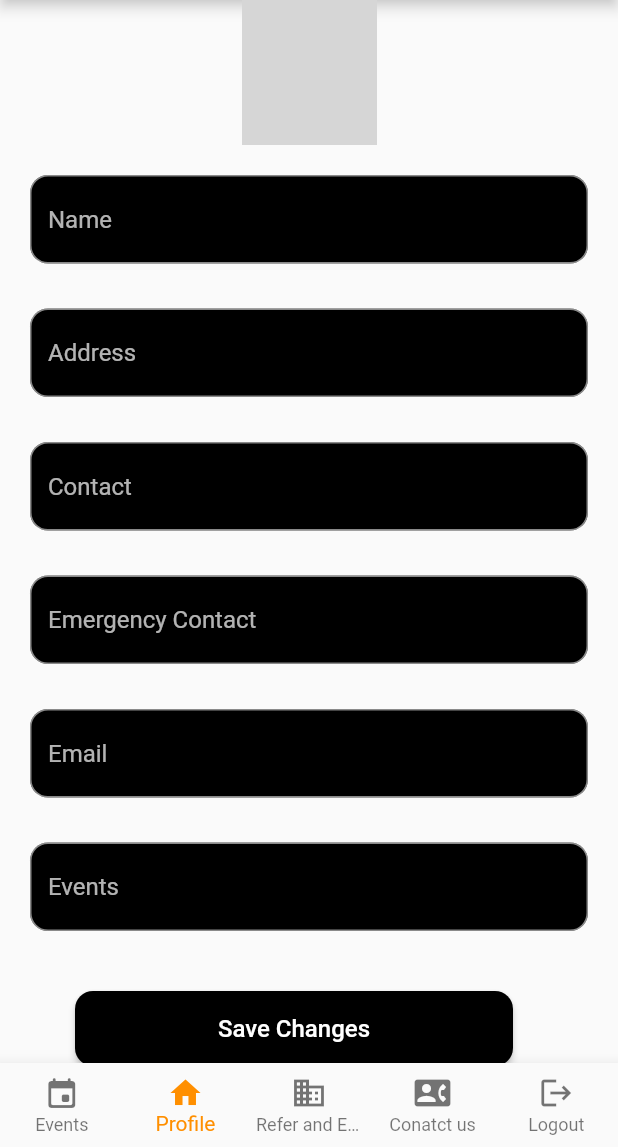
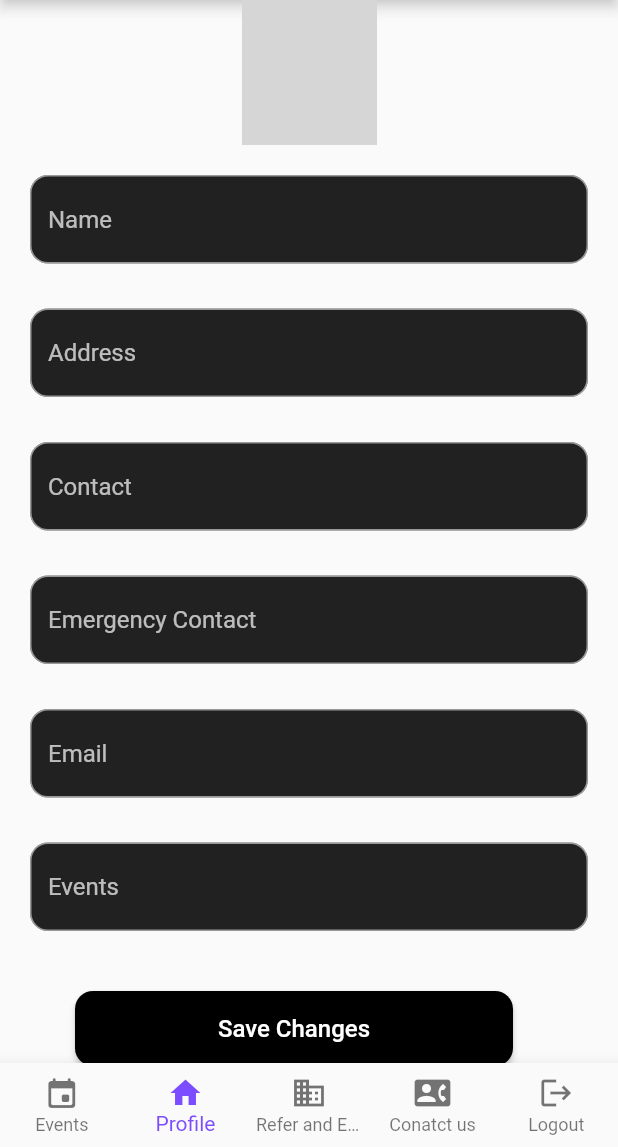
Before and after one commit to ayaan32/EventManagement, a Flutter app: the screen it shows after launch, item 2 of the bottom bar chosen, on a phone screen of 412 x 824 dp, the part 89-1236 px from its top. Run offline on Flutter 3.47's test engine with Material 2 defaults, Android fonts, the phone set to English and light mode, and no system bars; network calls fail; grey boxes are pictures that could not be loaded.

Commit message:
all pages added

```diff
--- a/dev/lib/eventscroll.dart
+++ b/dev/lib/eventscroll.dart
@@ -1,7 +1,9 @@
 import 'dart:ui';
 
+import 'package:dev/eventpage.dart';
 import 'package:dev/profile.dart';
 import 'package:flutter/material.dart';
+import 'package:dev/contactus.dart';
 
 /// This is the stateful widget that the main application instantiates.
 class Navbar extends StatefulWidget {
@@ -19,19 +21,13 @@ class _NavbarState extends State<Navbar> {
   static const TextStyle optionStyle =
       TextStyle(fontSize: 30, fontWeight: FontWeight.bold);
   static List<Widget> _widgetOptions = <Widget>[
-    Text(
-      'Index 0: Events',
-      style: optionStyle,
-    ),
+    events(),
     Profile(),
     Text(
       'Index 2: Refer and earn',
       style: optionStyle,
     ),
-    Text(
-      'Index 3: Contact us',
-      style: optionStyle,
-    ),
+    contact(),
     Text(
       'Index 4: Logout',
       style: optionStyle,
@@ -41,8 +37,20 @@ class _NavbarState extends State<Navbar> {
   void _onItemTapped(int index) {
     setState(() {
       _selectedIndex = index;
-      if (index == 1) {
+      if (index == 0) {
+        appbarTitleString = "Events";
+        appBarTitleText = new Text(appbarTitleString);
+      } else if (index == 1) {
         appbarTitleString = "Profile";
+        appBarTitleText = new Text(appbarTitleString);
+      } else if (index == 2) {
+        appbarTitleString = "Refer and Earn";
+        appBarTitleText = new Text(appbarTitleString);
+      } else if (index == 3) {
+        appbarTitleString = "Contact us";
+        appBarTitleText = new Text(appbarTitleString);
+      } else if (index == 4) {
+        appbarTitleString = "Logout";
         appBarTitleText = new Text(appbarTitleString);
       }
     });
@@ -61,7 +69,8 @@ class _NavbarState extends State<Navbar> {
           child: _widgetOptions.elementAt(_selectedIndex),
         ),
       ),
-      bottomNavigationBar: BottomNavigationBar(
+      bottomNavigationBar: SafeArea(
+        child: BottomNavigationBar(
           type: BottomNavigationBarType.fixed,
           items: const <BottomNavigationBarItem>[
             BottomNavigationBarItem(
@@ -86,8 +95,9 @@ class _NavbarState extends State<Navbar> {
             ),
           ],
           currentIndex: _selectedIndex,
-        selectedItemColor: Colors.amber[800],
+          selectedItemColor: Colors.deepPurpleAccent,
           onTap: _onItemTapped,
+        ),
       ),
     );
   }
--- a/dev/lib/profile.dart
+++ b/dev/lib/profile.dart
@@ -33,7 +33,7 @@ class Profile extends StatelessWidget {
                     hintText: 'Name',
                     hintStyle: TextStyle(color: Colors.white70),
                     filled: true,
-                    fillColor: Colors.black,
+                    fillColor: Colors.black87,
                     border: OutlineInputBorder(
                       borderRadius: BorderRadius.circular(12),
                     ),
@@ -59,7 +59,7 @@ class Profile extends StatelessWidget {
                     hintText: 'Address',
                     hintStyle: TextStyle(color: Colors.white70),
                     filled: true,
-                    fillColor: Colors.black,
+                    fillColor: Colors.black87,
                     border: OutlineInputBorder(
                       borderRadius: BorderRadius.circular(12),
                     ),
@@ -85,7 +85,7 @@ class Profile extends StatelessWidget {
                     hintText: 'Contact',
                     hintStyle: TextStyle(color: Colors.white70),
                     filled: true,
-                    fillColor: Colors.black,
+                    fillColor: Colors.black87,
                     border: OutlineInputBorder(
                       borderRadius: BorderRadius.circular(12),
                     ),
@@ -111,7 +111,7 @@ class Profile extends StatelessWidget {
                     hintText: 'Emergency Contact',
                     hintStyle: TextStyle(color: Colors.white70),
                     filled: true,
-                    fillColor: Colors.black,
+                    fillColor: Colors.black87,
                     border: OutlineInputBorder(
                       borderRadius: BorderRadius.circular(12),
                     ),
@@ -137,7 +137,7 @@ class Profile extends StatelessWidget {
                     hintText: 'Email',
                     hintStyle: TextStyle(color: Colors.white70),
                     filled: true,
-                    fillColor: Colors.black,
+                    fillColor: Colors.black87,
                     border: OutlineInputBorder(
                       borderRadius: BorderRadius.circular(12),
                     ),
@@ -163,7 +163,7 @@ class Profile extends StatelessWidget {
                     hintText: 'Events',
                     hintStyle: TextStyle(color: Colors.white70),
                     filled: true,
-                    fillColor: Colors.black,
+                    fillColor: Colors.black87,
                     border: OutlineInputBorder(
                       borderRadius: BorderRadius.circular(12),
                     ),
```
Also changed, not shown: dev/lib/contactus.dart (added, +28 -0 lines), dev/lib/eventpage.dart (added, +94 -0 lines). Lines whose indentation alone changed are shown as unchanged.
